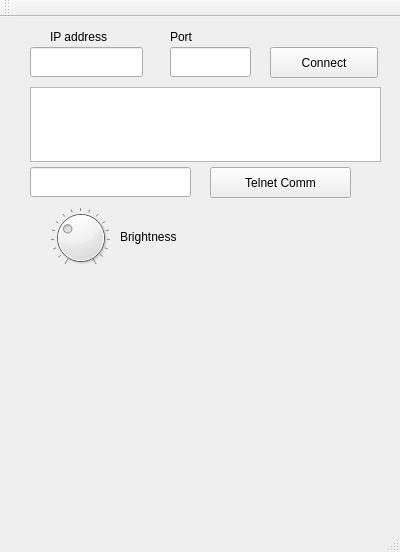
Qt form PanelBoeing/mainwindow.ui (saul-rodriguez/PanelBoeing) before a commit.
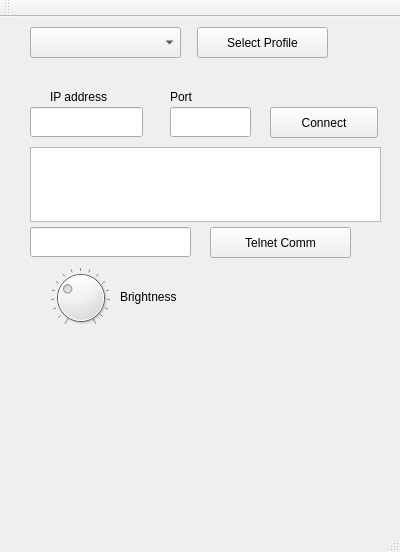
The same form after that commit.

Commit message: profile selection added

The edit to the form file:
```diff
--- a/PanelBoeing/mainwindow.ui
+++ b/PanelBoeing/mainwindow.ui
@@ -18,7 +18,7 @@
     <property name="geometry">
      <rect>
       <x>270</x>
-      <y>30</y>
+      <y>90</y>
       <width>108</width>
       <height>31</height>
      </rect>
@@ -31,7 +31,7 @@
     <property name="geometry">
      <rect>
       <x>170</x>
-      <y>30</y>
+      <y>90</y>
       <width>81</width>
       <height>30</height>
      </rect>
@@ -41,7 +41,7 @@
     <property name="geometry">
      <rect>
       <x>30</x>
-      <y>30</y>
+      <y>90</y>
       <width>113</width>
       <height>30</height>
      </rect>
@@ -51,7 +51,7 @@
     <property name="geometry">
      <rect>
       <x>50</x>
-      <y>10</y>
+      <y>70</y>
       <width>91</width>
       <height>20</height>
      </rect>
@@ -64,7 +64,7 @@
     <property name="geometry">
      <rect>
       <x>170</x>
-      <y>10</y>
+      <y>70</y>
       <width>78</width>
       <height>20</height>
      </rect>
@@ -77,7 +77,7 @@
     <property name="geometry">
      <rect>
       <x>30</x>
-      <y>70</y>
+      <y>130</y>
       <width>351</width>
       <height>75</height>
      </rect>
@@ -87,7 +87,7 @@
     <property name="geometry">
      <rect>
       <x>30</x>
-      <y>150</y>
+      <y>210</y>
       <width>161</width>
       <height>30</height>
      </rect>
@@ -97,7 +97,7 @@
     <property name="geometry">
      <rect>
       <x>210</x>
-      <y>150</y>
+      <y>210</y>
       <width>141</width>
       <height>31</height>
      </rect>
@@ -110,7 +110,7 @@
     <property name="geometry">
      <rect>
       <x>40</x>
-      <y>190</y>
+      <y>250</y>
       <width>81</width>
       <height>61</height>
      </rect>
@@ -135,7 +135,7 @@
     <property name="geometry">
      <rect>
       <x>120</x>
-      <y>210</y>
+      <y>270</y>
       <width>101</width>
       <height>20</height>
      </rect>
@@ -144,6 +144,29 @@
      <string>Brightness</string>
     </property>
    </widget>
+   <widget class="QComboBox" name="comboBox">
+    <property name="geometry">
+     <rect>
+      <x>30</x>
+      <y>10</y>
+      <width>151</width>
+      <height>31</height>
+     </rect>
+    </property>
+   </widget>
+   <widget class="QPushButton" name="pushButtonSelectProfile">
+    <property name="geometry">
+     <rect>
+      <x>197</x>
+      <y>10</y>
+      <width>131</width>
+      <height>31</height>
+     </rect>
+    </property>
+    <property name="text">
+     <string>Select Profile</string>
+    </property>
+   </widget>
   </widget>
   <widget class="QMenuBar" name="menuBar">
    <property name="geometry">
```
Left out of the diff: 5 changed lines with no effect on the pictures. The commit also changes 21 other files.
